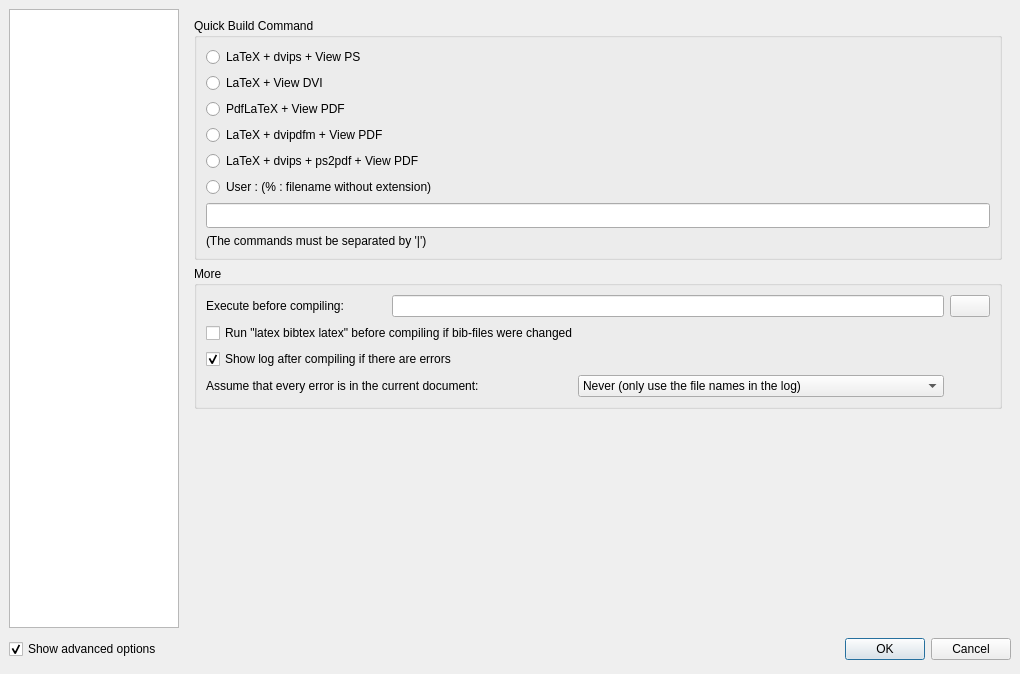
The window that configdialog.ui (svn2github/texstudio-trunk) describes before a commit, drawn with Qt 5.
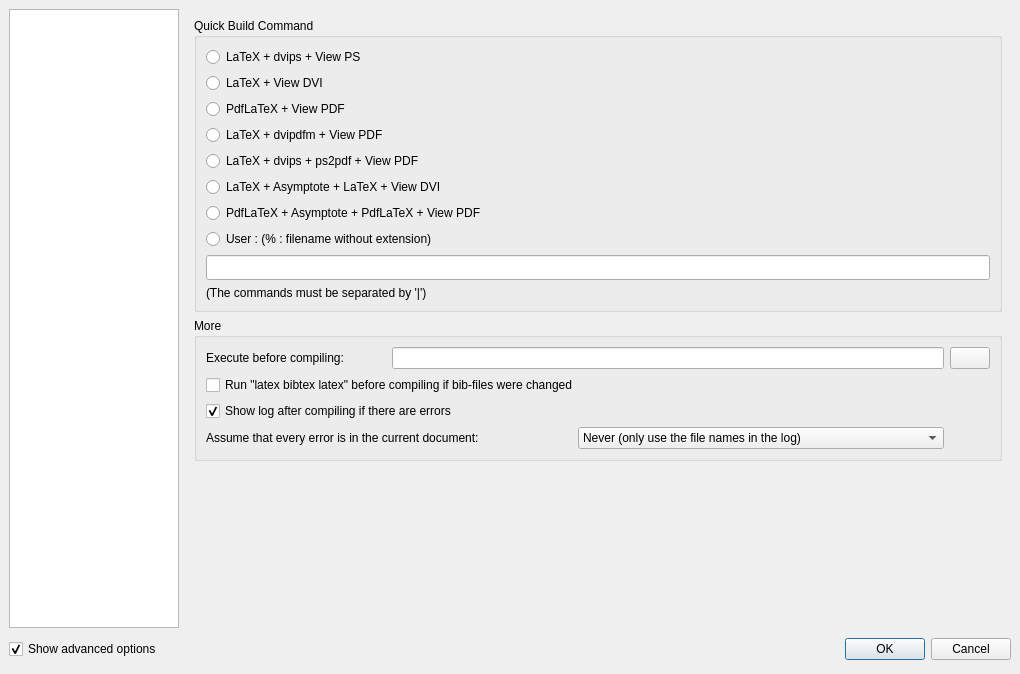
The same window after the commit. Icons and pictures are not drawn.

Commit message: add support for asymptote as a tool preparations for support of "profiles"

```diff
--- a/configdialog.ui
+++ b/configdialog.ui
@@ -690,6 +690,20 @@
               </property>
              </widget>
             </item>
+            <item>
+             <widget class="QRadioButton" name="radioButton6_2">
+              <property name="text">
+               <string>LaTeX + Asymptote + LaTeX + View DVI</string>
+              </property>
+             </widget>
+            </item>
+            <item>
+             <widget class="QRadioButton" name="radioButton7">
+              <property name="text">
+               <string>PdfLaTeX + Asymptote + PdfLaTeX + View PDF</string>
+              </property>
+             </widget>
+            </item>
             <item>
              <widget class="QRadioButton" name="radioButton6">
               <property name="text">
```
Left out of the diff: 4 changed lines with no effect on the pictures. The commit also changes 5 other files.
